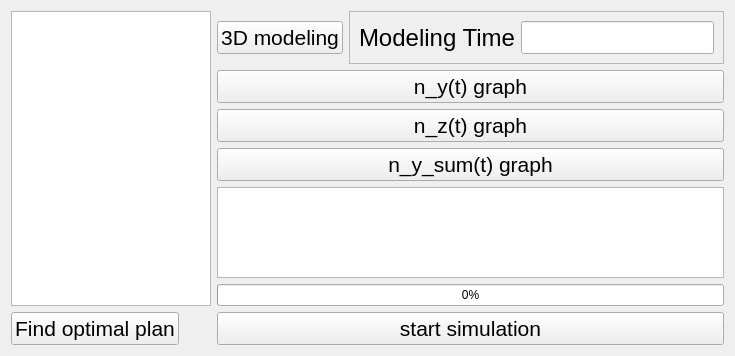
Yegres5/diploma, file AcceptableKDialog/resultframe.ui: the form before one commit.
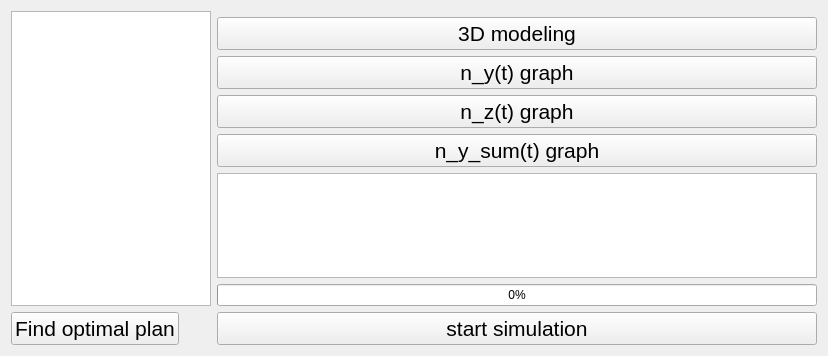
The form after the commit.

The edit to the form file:
```diff
--- a/AcceptableKDialog/resultframe.ui
+++ b/AcceptableKDialog/resultframe.ui
@@ -14,152 +14,7 @@
    <string>Frame</string>
   </property>
   <layout class="QGridLayout" name="gridLayout">
-   <item row="0" column="0" rowspan="6" colspan="2">
-    <widget class="QTableWidget" name="table_results">
-     <property name="minimumSize">
-      <size>
-       <width>200</width>
-       <height>0</height>
-      </size>
-     </property>
-     <property name="focusPolicy">
-      <enum>Qt::NoFocus</enum>
-     </property>
-     <property name="selectionMode">
-      <enum>QAbstractItemView::ExtendedSelection</enum>
-     </property>
-    </widget>
-   </item>
-   <item row="0" column="2">
-    <layout class="QHBoxLayout" name="modeling3dLayout">
-     <item>
-      <widget class="QPushButton" name="button_start3dModeling">
-       <property name="font">
-        <font>
-         <pointsize>16</pointsize>
-        </font>
-       </property>
-       <property name="focusPolicy">
-        <enum>Qt::NoFocus</enum>
-       </property>
-       <property name="text">
-        <string>3D modeling</string>
-       </property>
-      </widget>
-     </item>
-     <item>
-      <widget class="QFrame" name="TimeFrame">
-       <property name="font">
-        <font>
-         <pointsize>16</pointsize>
-        </font>
-       </property>
-       <property name="frameShape">
-        <enum>QFrame::StyledPanel</enum>
-       </property>
-       <property name="frameShadow">
-        <enum>QFrame::Raised</enum>
-       </property>
-       <layout class="QHBoxLayout" name="horizontalLayout">
-        <item>
-         <widget class="QLabel" name="Label_modelingTime">
-          <property name="sizePolicy">
-           <sizepolicy hsizetype="Preferred" vsizetype="Minimum">
-            <horstretch>0</horstretch>
-            <verstretch>0</verstretch>
-           </sizepolicy>
-          </property>
-          <property name="font">
-           <font>
-            <pointsize>18</pointsize>
-           </font>
-          </property>
-          <property name="text">
-           <string>Modeling Time</string>
-          </property>
-         </widget>
-        </item>
-        <item>
-         <widget class="QLineEdit" name="Edit_modelingTime">
-          <property name="sizePolicy">
-           <sizepolicy hsizetype="Minimum" vsizetype="Fixed">
-            <horstretch>0</horstretch>
-            <verstretch>0</verstretch>
-           </sizepolicy>
-          </property>
-         </widget>
-        </item>
-       </layout>
-      </widget>
-     </item>
-    </layout>
-   </item>
-   <item row="7" column="2">
-    <widget class="QPushButton" name="button_startSimulate">
-     <property name="font">
-      <font>
-       <pointsize>16</pointsize>
-      </font>
-     </property>
-     <property name="focusPolicy">
-      <enum>Qt::NoFocus</enum>
-     </property>
-     <property name="text">
-      <string>start simulation</string>
-     </property>
-    </widget>
-   </item>
-   <item row="3" column="2">
-    <widget class="QPushButton" name="button_draw_ny_sum">
-     <property name="font">
-      <font>
-       <pointsize>16</pointsize>
-      </font>
-     </property>
-     <property name="focusPolicy">
-      <enum>Qt::NoFocus</enum>
-     </property>
-     <property name="text">
-      <string>n_y_sum(t) graph</string>
-     </property>
-    </widget>
-   </item>
-   <item row="4" column="2">
-    <widget class="QTableWidget" name="table_modeling_results">
-     <property name="font">
-      <font>
-       <family>.SF NS Text</family>
-       <pointsize>18</pointsize>
-      </font>
-     </property>
-     <property name="editTriggers">
-      <set>QAbstractItemView::NoEditTriggers</set>
-     </property>
-     <property name="showGrid">
-      <bool>true</bool>
-     </property>
-     <property name="cornerButtonEnabled">
-      <bool>false</bool>
-     </property>
-    </widget>
-   </item>
-   <item row="5" column="2">
-    <widget class="QProgressBar" name="progressBar">
-     <property name="maximum">
-      <number>1000</number>
-     </property>
-     <property name="value">
-      <number>0</number>
-     </property>
-     <property name="invertedAppearance">
-      <bool>false</bool>
-     </property>
-     <property name="format">
-      <string>%p%</string>
-     </property>
-    </widget>
-   </item>
-   <item row="1" column="2">
+   <item row="2" column="2">
     <widget class="QPushButton" name="button_draw_ny">
      <property name="font">
       <font>
@@ -171,7 +26,7 @@
      </property>
     </widget>
    </item>
-   <item row="7" column="0">
+   <item row="8" column="0">
     <widget class="QPushButton" name="button_optimal_plan">
      <property name="sizePolicy">
       <sizepolicy hsizetype="Minimum" vsizetype="Fixed">
@@ -189,19 +44,7 @@
      </property>
     </widget>
    </item>
-   <item row="2" column="2">
-    <widget class="QPushButton" name="button_draw_nz">
-     <property name="font">
-      <font>
-       <pointsize>16</pointsize>
-      </font>
-     </property>
-     <property name="text">
-      <string>n_z(t) graph</string>
-     </property>
-    </widget>
-   </item>
-   <item row="7" column="1">
+   <item row="8" column="1">
     <spacer name="horizontalSpacer">
      <property name="orientation">
       <enum>Qt::Horizontal</enum>
@@ -217,6 +60,120 @@
      </property>
     </spacer>
    </item>
+   <item row="0" column="0" rowspan="7" colspan="2">
+    <widget class="QTableWidget" name="table_results">
+     <property name="minimumSize">
+      <size>
+       <width>200</width>
+       <height>0</height>
+      </size>
+     </property>
+     <property name="focusPolicy">
+      <enum>Qt::NoFocus</enum>
+     </property>
+     <property name="selectionMode">
+      <enum>QAbstractItemView::ExtendedSelection</enum>
+     </property>
+    </widget>
+   </item>
+   <item row="6" column="2">
+    <widget class="QProgressBar" name="progressBar">
+     <property name="maximum">
+      <number>1000</number>
+     </property>
+     <property name="value">
+      <number>0</number>
+     </property>
+     <property name="invertedAppearance">
+      <bool>false</bool>
+     </property>
+     <property name="format">
+      <string>%p%</string>
+     </property>
+    </widget>
+   </item>
+   <item row="5" column="2">
+    <widget class="QTableWidget" name="table_modeling_results">
+     <property name="minimumSize">
+      <size>
+       <width>600</width>
+       <height>0</height>
+      </size>
+     </property>
+     <property name="font">
+      <font>
+       <family>.SF NS Text</family>
+       <pointsize>18</pointsize>
+      </font>
+     </property>
+     <property name="editTriggers">
+      <set>QAbstractItemView::NoEditTriggers</set>
+     </property>
+     <property name="showGrid">
+      <bool>true</bool>
+     </property>
+     <property name="cornerButtonEnabled">
+      <bool>false</bool>
+     </property>
+    </widget>
+   </item>
+   <item row="8" column="2">
+    <widget class="QPushButton" name="button_startSimulate">
+     <property name="font">
+      <font>
+       <pointsize>16</pointsize>
+      </font>
+     </property>
+     <property name="focusPolicy">
+      <enum>Qt::NoFocus</enum>
+     </property>
+     <property name="text">
+      <string>start simulation</string>
+     </property>
+    </widget>
+   </item>
+   <item row="4" column="2">
+    <widget class="QPushButton" name="button_draw_ny_sum">
+     <property name="font">
+      <font>
+       <pointsize>16</pointsize>
+      </font>
+     </property>
+     <property name="focusPolicy">
+      <enum>Qt::NoFocus</enum>
+     </property>
+     <property name="text">
+      <string>n_y_sum(t) graph</string>
+     </property>
+    </widget>
+   </item>
+   <item row="3" column="2">
+    <widget class="QPushButton" name="button_draw_nz">
+     <property name="font">
+      <font>
+       <pointsize>16</pointsize>
+      </font>
+     </property>
+     <property name="text">
+      <string>n_z(t) graph</string>
+     </property>
+    </widget>
+   </item>
+   <item row="1" column="2">
+    <widget class="QPushButton" name="button_start3dModeling">
+     <property name="font">
+      <font>
+       <pointsize>16</pointsize>
+      </font>
+     </property>
+     <property name="focusPolicy">
+      <enum>Qt::NoFocus</enum>
+     </property>
+     <property name="text">
+      <string>3D modeling</string>
+     </property>
+    </widget>
+   </item>
   </layout>
  </widget>
  <resources/>
```
